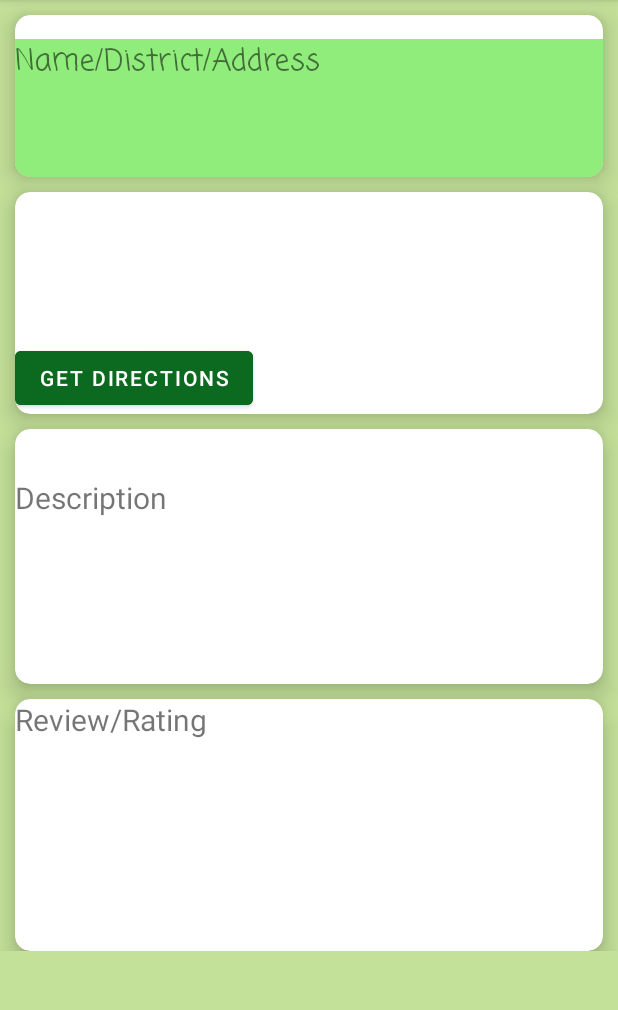
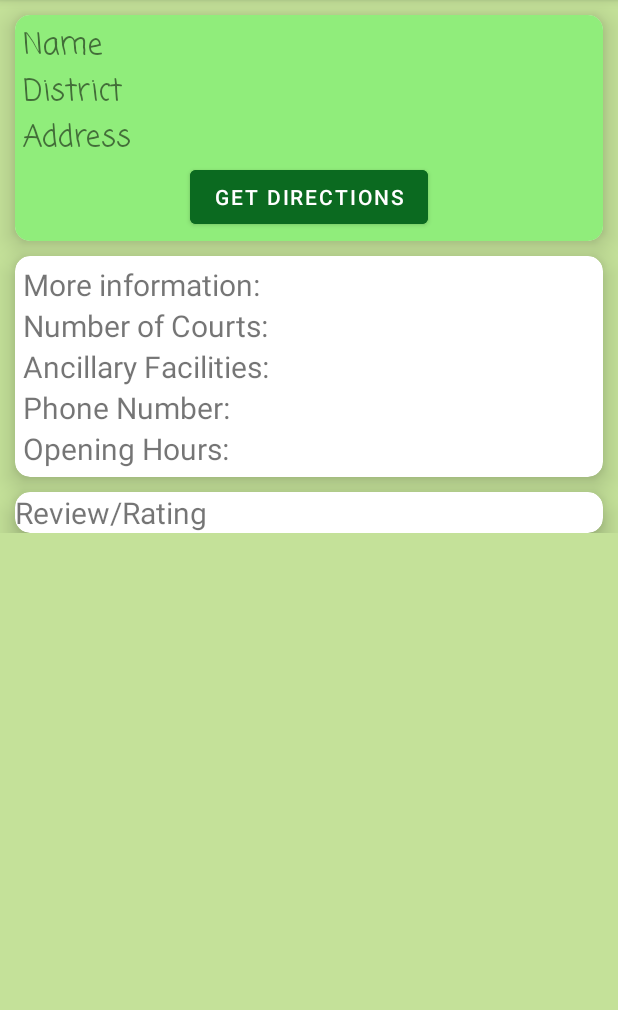
Before and after one commit to leonwongdev/SportsFacilitiesFinderHK-Android, an Android app: the FacilitiesDetailsActivity screen opened directly, with no data from a screen before it, on a phone screen of 412 x 824 dp, the part 84-1094 px from its top. Run offline under Robolectric (Android 15) with nearby library versions, the phone set to English and light mode, and no system bars; 7 statements that could not run were skipped.

Commit message:
facilities detail information udpated

```diff
--- a/app/src/main/java/com/example/sportsfacilitiesfinderhk/adapters/SportsTypeRecViewAdapter.java
+++ b/app/src/main/java/com/example/sportsfacilitiesfinderhk/adapters/SportsTypeRecViewAdapter.java
@@ -12,6 +12,7 @@ import androidx.constraintlayout.widget.ConstraintLayout;
 import androidx.recyclerview.widget.RecyclerView;
 
 import com.example.sportsfacilitiesfinderhk.R;
+import com.example.sportsfacilitiesfinderhk.ui.facilitiesdetails.FacilitiesDetailsActivity;
 import com.example.sportsfacilitiesfinderhk.ui.facilitieslist.FacilitiesListActivity;
 
 import java.util.ArrayList;
--- a/app/src/main/java/com/example/sportsfacilitiesfinderhk/ui/facilitiesdetails/FacilitiesDetailsActivity.java
+++ b/app/src/main/java/com/example/sportsfacilitiesfinderhk/ui/facilitiesdetails/FacilitiesDetailsActivity.java
@@ -2,28 +2,61 @@ package com.example.sportsfacilitiesfinderhk.ui.facilitiesdetails;
 
 import androidx.appcompat.app.AppCompatActivity;
 import com.example.sportsfacilitiesfinderhk.R;
+import com.example.sportsfacilitiesfinderhk.utilities.DataManager;
+
 import android.os.Bundle;
+import android.view.View;
 import android.widget.Button;
 import android.widget.TextView;
 
 public class FacilitiesDetailsActivity extends AppCompatActivity {
 
-    TextView intro_tv;
+    TextView name_tv;
+    TextView district_tv;
+    TextView address_tv;
     TextView description_tv;
+    TextView num_of_courts_tv;
+    TextView ancillary_facilities_tv;
+    TextView phone_num_tv;
+    TextView opening_hours_tv;
     TextView reviews_tv;
     Button get_directions_button;
+    int index;
 
     @Override
     protected void onCreate(Bundle savedInstanceState) {
         super.onCreate(savedInstanceState);
         setContentView(R.layout.activity_facilities_details);
 
-        intro_tv = findViewById(R.id.intro_tv);
+
+        name_tv = findViewById(R.id.name_tv);
+        district_tv = findViewById(R.id.district_tv);
+        address_tv = findViewById(R.id.address_tv);
         description_tv = findViewById(R.id.description_tv);
+        num_of_courts_tv = findViewById(R.id.num_of_courts_tv);
+        ancillary_facilities_tv = findViewById(R.id.ancillary_facilities_tv);
+        phone_num_tv = findViewById(R.id.phone_num_tv);
+        opening_hours_tv = findViewById(R.id.opening_hours_tv);
         reviews_tv = findViewById(R.id.reviews_tv);
         get_directions_button = findViewById(R.id.get_directions_button);
 
+        index = getIntent().getIntExtra("index", 0);
 
+        name_tv.setText(DataManager.getArcheryRanges().get(index).getName());
+        district_tv.setText("District: " + DataManager.getArcheryRanges().get(index).getDistrict());
+        address_tv.setText("Address: " + DataManager.getArcheryRanges().get(index).getAddress());
+        num_of_courts_tv.setText("Number of Courts: " + DataManager.getArcheryRanges().get(index).getNumCourts());
+        ancillary_facilities_tv.setText("Ancillary Facilities: " + DataManager.getArcheryRanges().get(index).getAncillaryFacilities());
+        phone_num_tv.setText("Phone Number: " + DataManager.getArcheryRanges().get(index).getPhone());
+        opening_hours_tv.setText(DataManager.getArcheryRanges().get(index).getOpeningHours());
+
+
+        get_directions_button.setOnClickListener(new View.OnClickListener() {
+            @Override
+            public void onClick(View v) {
+
+            }
+        });
 
 
     }
--- a/app/src/main/res/layout/activity_facilities_details.xml
+++ b/app/src/main/res/layout/activity_facilities_details.xml
@@ -20,46 +20,58 @@
             android:layout_margin="10dp"
             app:cardCornerRadius="10dp"
             app:cardElevation="10dp"
-            app:layout_constraintTop_toTopOf="parent"
+            app:layout_constraintEnd_toEndOf="parent"
             app:layout_constraintStart_toStartOf="parent"
-            app:layout_constraintEnd_toEndOf="parent">
+            app:layout_constraintTop_toTopOf="parent">
+
+            <androidx.constraintlayout.widget.ConstraintLayout
+                android:layout_width="match_parent"
+                android:layout_height="wrap_content"
+                android:background="#90ED7B"
+                android:padding="5dp">
 
                 <TextView
-                android:id="@+id/intro_tv"
-                android:layout_width="match_parent"
-                android:layout_height="92dp"
-                android:layout_marginTop="16dp"
-                android:background="#90ED7B"
-                android:fontFamily="casual"
-                android:text="Name/District/Address"
-                android:textSize="20dp" />
-        </androidx.cardview.widget.CardView>
-
-
-        <androidx.cardview.widget.CardView
-            android:id="@+id/button_card"
+                    android:id="@+id/name_tv"
                     android:layout_width="match_parent"
                     android:layout_height="wrap_content"
-            android:layout_margin="10dp"
-            app:cardCornerRadius="10dp"
-            app:cardElevation="10dp"
-            app:layout_constraintTop_toBottomOf="@id/intro_card"
-            app:layout_constraintStart_toStartOf="parent"
-            app:layout_constraintEnd_toEndOf="parent">
+                    android:fontFamily="casual"
+                    android:text="Name"
+                    android:textSize="20dp"
+                    app:layout_constraintTop_toTopOf="parent" />
+
+                <TextView
+                    android:id="@+id/district_tv"
+                    android:layout_width="match_parent"
+                    android:layout_height="wrap_content"
+                    android:fontFamily="casual"
+                    android:text="District"
+                    android:textSize="20dp"
+                    app:layout_constraintTop_toBottomOf="@id/name_tv" />
+
+                <TextView
+                    android:id="@+id/address_tv"
+                    android:layout_width="match_parent"
+                    android:layout_height="wrap_content"
+                    android:fontFamily="casual"
+                    android:text="Address"
+                    android:textSize="20dp"
+                    app:layout_constraintTop_toBottomOf="@id/district_tv" />
 
                 <Button
                     android:id="@+id/get_directions_button"
                     android:layout_width="wrap_content"
                     android:layout_height="wrap_content"
-                android:layout_marginTop="100dp"
                     android:backgroundTint="#0B6A20"
-                android:text="Get Directions" />
-
+                    android:text="Get Directions"
+                    app:layout_constraintEnd_toEndOf="parent"
+                    app:layout_constraintStart_toStartOf="parent"
+                    app:layout_constraintTop_toBottomOf="@id/address_tv" />
                 />
+            </androidx.constraintlayout.widget.ConstraintLayout>
 
 
-            />
         </androidx.cardview.widget.CardView>
+
 
         <androidx.cardview.widget.CardView
             android:id="@+id/details_card"
@@ -68,16 +80,57 @@
             android:layout_margin="10dp"
             app:cardCornerRadius="10dp"
             app:cardElevation="10dp"
-            app:layout_constraintTop_toBottomOf="@id/button_card"
+            app:layout_constraintEnd_toEndOf="parent"
             app:layout_constraintStart_toStartOf="parent"
-            app:layout_constraintEnd_toEndOf="parent">
+            app:layout_constraintTop_toBottomOf="@id/intro_card">
+
+            <androidx.constraintlayout.widget.ConstraintLayout
+                android:layout_width="match_parent"
+                android:layout_height="wrap_content"
+                android:padding="5dp">
+
                 <TextView
                     android:id="@+id/description_tv"
-                android:layout_width="247dp"
-                android:layout_height="138dp"
-                android:layout_marginTop="32dp"
-                android:text="Description"
-                android:textSize="20dp" />
+                    android:layout_width="match_parent"
+                    android:layout_height="wrap_content"
+                    android:text="More information:"
+                    android:textSize="20dp"
+                    app:layout_constraintTop_toTopOf="parent" />
+
+                <TextView
+                    android:id="@+id/num_of_courts_tv"
+                    android:layout_width="match_parent"
+                    android:layout_height="wrap_content"
+                    android:text="Number of Courts: "
+                    android:textSize="20dp"
+                    app:layout_constraintTop_toBottomOf="@id/description_tv" />
+
+                <TextView
+                    android:id="@+id/ancillary_facilities_tv"
+                    android:layout_width="match_parent"
+                    android:layout_height="wrap_content"
+                    android:text="Ancillary Facilities: "
+                    android:textSize="20dp"
+                    app:layout_constraintTop_toBottomOf="@id/num_of_courts_tv" />
+
+                <TextView
+                    android:id="@+id/phone_num_tv"
+                    android:layout_width="match_parent"
+                    android:layout_height="wrap_content"
+                    android:text="Phone Number: "
+                    android:textSize="20dp"
+                    app:layout_constraintTop_toBottomOf="@id/ancillary_facilities_tv" />
+
+                <TextView
+                    android:id="@+id/opening_hours_tv"
+                    android:layout_width="match_parent"
+                    android:layout_height="wrap_content"
+                    android:text="Opening Hours: "
+                    android:textSize="20dp"
+                    app:layout_constraintTop_toBottomOf="@id/phone_num_tv" />
+
+            </androidx.constraintlayout.widget.ConstraintLayout>
+
 
         </androidx.cardview.widget.CardView>
 
@@ -88,14 +141,14 @@
             android:layout_margin="10dp"
             app:cardCornerRadius="10dp"
             app:cardElevation="10dp"
-            app:layout_constraintTop_toBottomOf="@id/details_card"
+            app:layout_constraintEnd_toEndOf="parent"
             app:layout_constraintStart_toStartOf="parent"
-            app:layout_constraintEnd_toEndOf="parent">
+            app:layout_constraintTop_toBottomOf="@id/details_card">
 
             <TextView
                 android:id="@+id/reviews_tv"
-                android:layout_width="338dp"
-                android:layout_height="168dp"
+                android:layout_width="match_parent"
+                android:layout_height="wrap_content"
                 android:text="Review/Rating"
                 android:textSize="20dp" />
 
```
Lines whose indentation alone changed are shown as unchanged.
